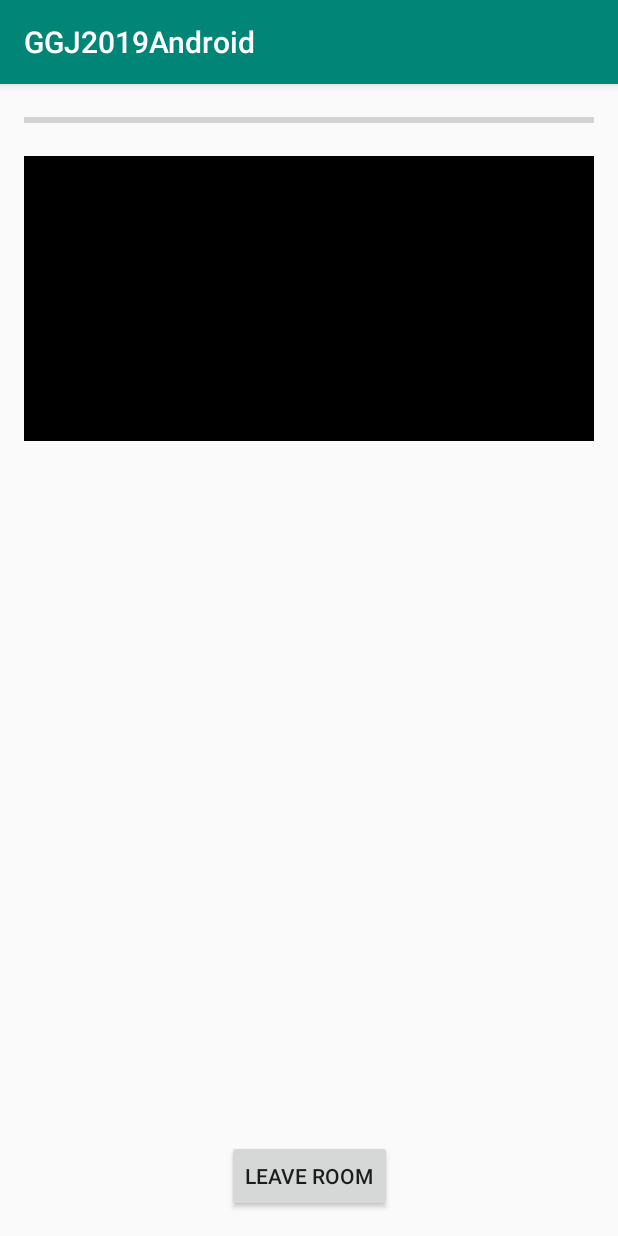
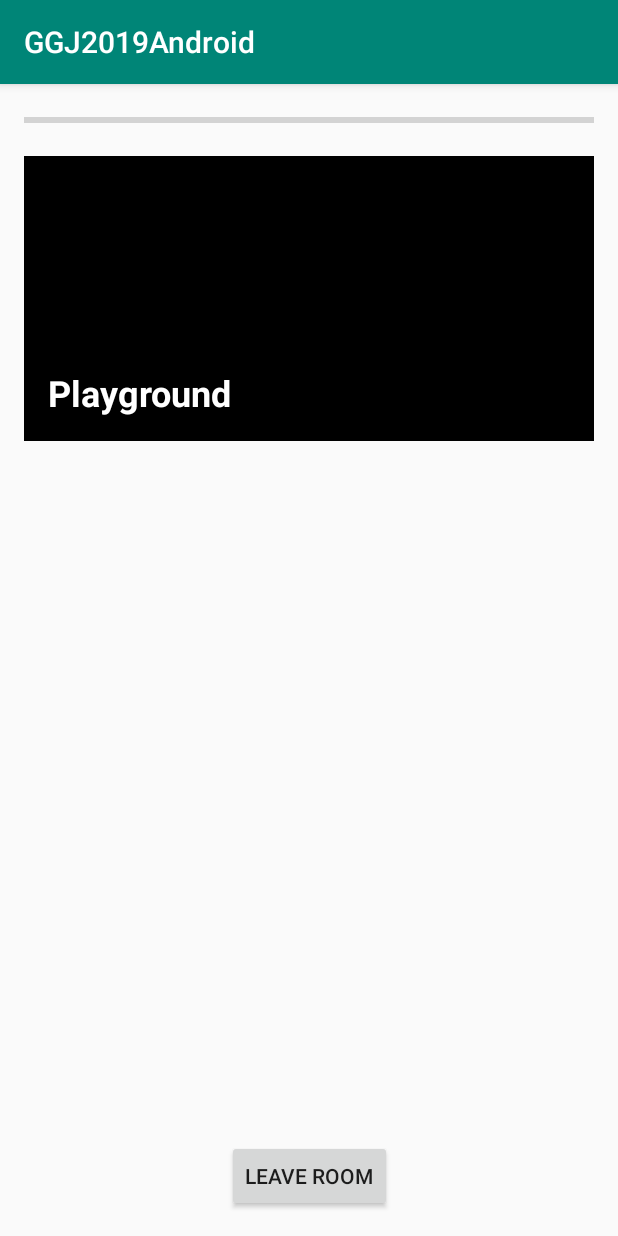
Before and after one commit to MWojnar/GGJ2019Android, an Android app: the MapActivity screen opened directly, with no data from a screen before it, after a tap on "PLAYGROUND", on a phone screen of 412 x 824 dp. Run offline under Robolectric (Android 15) with nearby library versions, the light colour scheme and no system bars.

Commit message:
Showing the name of the location that you are at.

```diff
--- a/app/src/main/java/com/ggj2019android/SelectPersonActivity.java
+++ b/app/src/main/java/com/ggj2019android/SelectPersonActivity.java
@@ -5,11 +5,16 @@
 import android.support.v7.app.AppCompatActivity;
 import android.os.Bundle;
 import android.view.View;
+import android.widget.TextView;
 
 import com.ggj2019android.model.Game;
+import com.ggj2019android.model.Location;
 
 public class SelectPersonActivity extends AppCompatActivity
 {
+    // Controls
+    private TextView _lblLocationName;
+
     // State
     private SharedPreferences _savedValues;
     private Game _game;
@@ -18,6 +23,8 @@
     protected void onCreate(Bundle savedInstanceState) {
         super.onCreate(savedInstanceState);
         setContentView(R.layout.activity_select_person);
+
+        _lblLocationName = findViewById(R.id.lblLocationName);
 
         // Load saved values
         _savedValues = getSharedPreferences("SavedValues", MODE_PRIVATE);
@@ -28,6 +35,9 @@
         super.onResume();
 
         _game = Game.INSTANCE;
+
+        Location location = _game.getCurrentLocation();
+        _lblLocationName.setText(location.getName());
     }
 
     @Override
--- a/app/src/main/java/com/ggj2019android/model/Game.java
+++ b/app/src/main/java/com/ggj2019android/model/Game.java
@@ -90,6 +90,18 @@
         return _currenLocationId;
     }
 
+    public Location getCurrentLocation()
+    {
+        for (Location l : _locations)
+        {
+            if (l.getId() == _currenLocationId)
+            {
+                return l;
+            }
+        }
+        return null;
+    }
+
     public void setCurrentLocationId(String locationId)
     {
         _currenLocationId = locationId;
--- a/app/src/main/res/layout/activity_select_action.xml
+++ b/app/src/main/res/layout/activity_select_action.xml
@@ -62,6 +62,18 @@
             android:scaleType="fitEnd"
             app:srcCompat="@android:color/darker_gray" />
 
+        <TextView
+            android:id="@+id/lblLocationName"
+            android:layout_width="match_parent"
+            android:layout_height="match_parent"
+            android:layout_margin="16dp"
+            android:gravity="bottom|start"
+            android:text="Location"
+            android:textAlignment="viewStart"
+            android:textColor="@android:color/white"
+            android:textSize="24sp"
+            android:textStyle="bold" />
+
     </FrameLayout>
 
     <Button
--- a/app/src/main/res/layout/activity_select_person.xml
+++ b/app/src/main/res/layout/activity_select_person.xml
@@ -18,7 +18,7 @@
         app:layout_constraintEnd_toEndOf="parent"
         app:layout_constraintHorizontal_bias="0.0"
         app:layout_constraintStart_toStartOf="parent"
-        app:layout_constraintTop_toBottomOf="@+id/imgLocation" />
+        app:layout_constraintTop_toBottomOf="@+id/frameImages" />
 
     <ProgressBar
         android:id="@+id/progressYear"
@@ -32,20 +32,41 @@
         app:layout_constraintStart_toStartOf="parent"
         app:layout_constraintTop_toTopOf="parent" />
 
-    <ImageView
-        android:id="@+id/imgLocation"
+    <FrameLayout
+        android:id="@+id/frameImages"
         android:layout_width="0dp"
         android:layout_height="0dp"
         android:layout_marginStart="16dp"
         android:layout_marginTop="16dp"
         android:layout_marginEnd="16dp"
-        android:contentDescription="location image"
         android:scaleType="centerCrop"
         app:layout_constraintDimensionRatio="2:1"
         app:layout_constraintEnd_toEndOf="parent"
         app:layout_constraintStart_toStartOf="parent"
         app:layout_constraintTop_toBottomOf="@+id/progressYear"
-        app:srcCompat="@android:color/black" />
+        app:srcCompat="@android:color/black">
+
+        <ImageView
+            android:id="@+id/imgLocation"
+            android:layout_width="match_parent"
+            android:layout_height="match_parent"
+            android:contentDescription="location image"
+            android:scaleType="centerCrop"
+            app:srcCompat="@android:color/black" />
+
+        <TextView
+            android:id="@+id/lblLocationName"
+            android:layout_width="match_parent"
+            android:layout_height="match_parent"
+            android:layout_margin="16dp"
+            android:gravity="bottom|start"
+            android:text="Location"
+            android:textAlignment="viewStart"
+            android:textColor="@android:color/white"
+            android:textSize="24sp"
+            android:textStyle="bold" />
+
+    </FrameLayout>
 
     <Button
         android:id="@+id/btnLeaveRoom"
```
